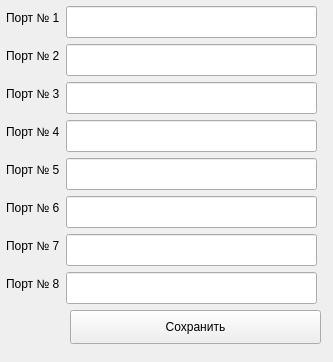
Qt form PyQTT/Gpio_control/gpio_gui_child.ui (erfaenda/PiuPiu) before a commit.
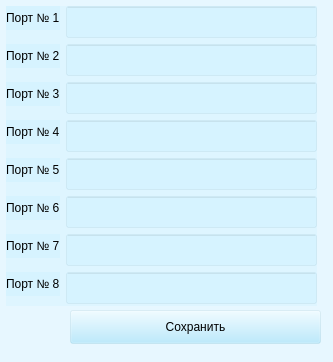
The same form after that commit.

Diff of the .ui file:
```diff
--- a/PyQTT/Gpio_control/gpio_gui_child.ui
+++ b/PyQTT/Gpio_control/gpio_gui_child.ui
@@ -25,6 +25,9 @@
   <property name="windowOpacity">
    <double>1.000000000000000</double>
   </property>
+  <property name="styleSheet">
+   <string notr="true">background:rgba(169, 230, 255, 40)</string>
+  </property>
   <widget class="QPushButton" name="pushButton">
    <property name="geometry">
     <rect>
@@ -38,7 +41,7 @@
     <string>Сохранить</string>
    </property>
   </widget>
-  <widget class="QWidget" name="">
+  <widget class="QWidget" name="layoutWidget">
    <property name="geometry">
     <rect>
      <x>6</x>
```
